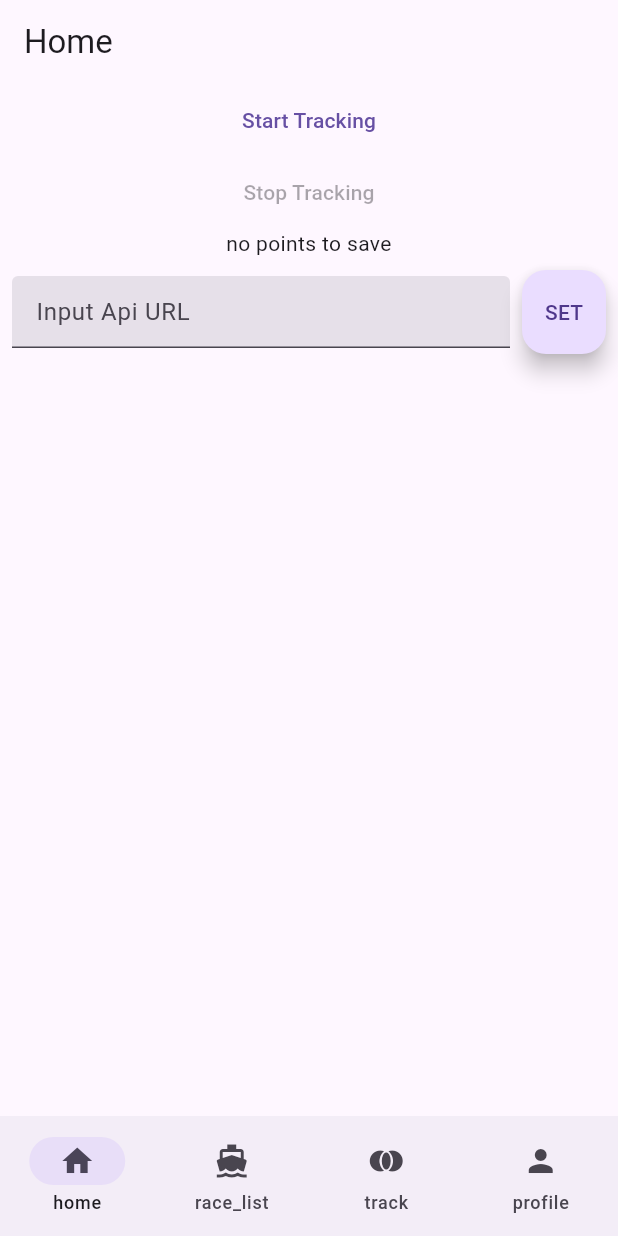
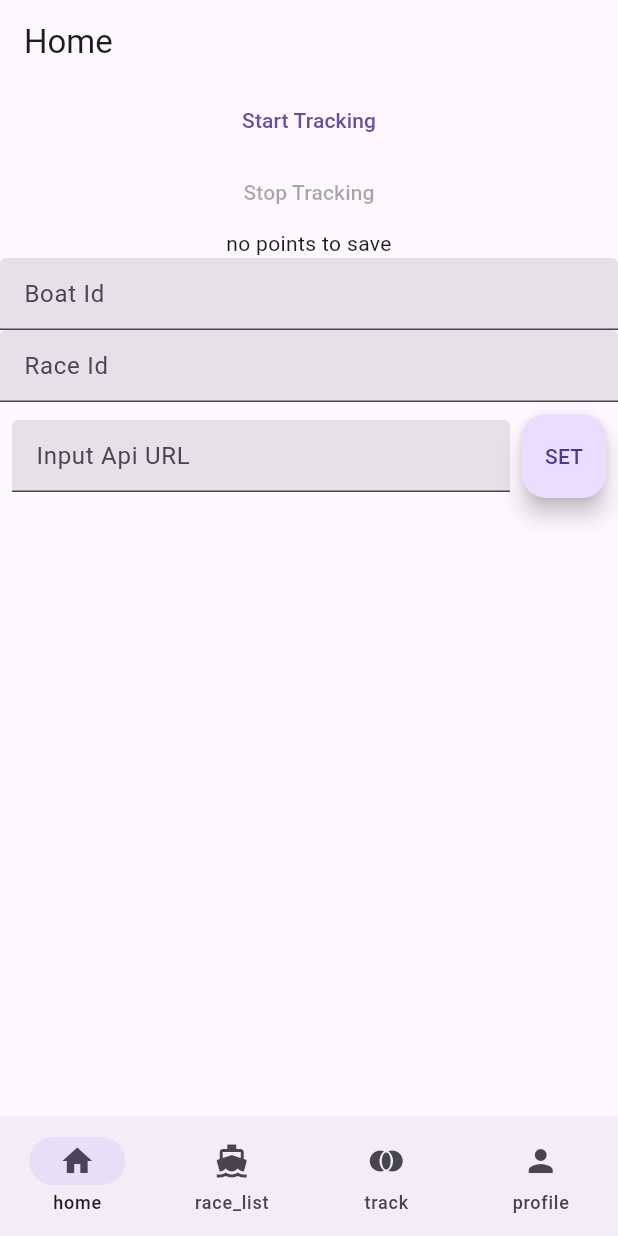
Before and after one commit to COMP-4350-Group-8/comp4350-project, a Flutter app: the screen it shows after launch, after a tap on "Start Tracking", after a tap on "Stop Tracking", on a phone screen of 412 x 824 dp. Run offline on Flutter 3.47's test engine with Material 3 defaults, Android fonts, the phone set to English and light mode, and no system bars; our stand-ins replace geolocator, go_router, google_maps_flutter; missing offline and left inert: flutter_polyline_points, gpx.

Commit message:
proper variable submission

```diff
--- a/frontend/flutter_client/lib/screens/home_page.dart
+++ b/frontend/flutter_client/lib/screens/home_page.dart
@@ -1,7 +1,7 @@
 /// [Home_Page]
 
 import 'dart:async';
-
+import 'package:flutter/services.dart';
 import 'package:flutter/material.dart';
 import 'package:flutter_client/logic/api.dart';
 import '../logic/theme.dart';
@@ -23,6 +23,8 @@ class _HomePageState extends State<HomePage> {
   bool _isTracking = false;
   final List<Position> _points = [];
   final TextEditingController _apiController = TextEditingController();
+  final TextEditingController _boatIdController = TextEditingController();
+  final TextEditingController _raceIdController = TextEditingController();
 
   CustomTheme customTheme = CustomTheme();
   @override
@@ -45,6 +47,22 @@ class _HomePageState extends State<HomePage> {
               Text(
                 _status,
                 textAlign: TextAlign.center,
+              ),
+              TextField(
+                keyboardType: TextInputType.number,
+                inputFormatters: <TextInputFormatter>[
+                  FilteringTextInputFormatter.digitsOnly
+                ],
+                controller: _boatIdController,
+                decoration: InputDecoration(hintText: "Boat Id", filled: true),
+              ),
+              TextField(
+                keyboardType: TextInputType.number,
+                inputFormatters: <TextInputFormatter>[
+                  FilteringTextInputFormatter.digitsOnly
+                ],
+                controller: _raceIdController,
+                decoration: InputDecoration(hintText: "Race Id", filled: true),
               ),
               Container(
                 padding: EdgeInsets.all(8.0),
@@ -101,7 +119,7 @@ class _HomePageState extends State<HomePage> {
     Geolocator.getPositionStream(
         locationSettings: LocationSettings(
       accuracy: LocationAccuracy.high,
-      distanceFilter: 2, //update every 2m
+      distanceFilter: 0, //update every 2m
     )).listen((Position position) {
       setState(() {
         _points.add(position);
@@ -132,6 +150,9 @@ class _HomePageState extends State<HomePage> {
       final timestamp = DateTime.now().toIso8601String().replaceAll(':', '-');
       final file = File('${directory.path}/track_$timestamp.gpx');
 
+      String? start = null;
+      String end = "";
+
       final builder = XmlBuilder();
       builder.processing('xml', 'version="1.0" encoding="UTF-8"');
       builder.element('gpx', attributes: {
@@ -157,7 +178,9 @@ class _HomePageState extends State<HomePage> {
                   builder.text(point.altitude.toString());
                 });
                 builder.element('time', nest: () {
-                  builder.text(DateTime.now().toIso8601String());
+                  start ??= point.timestamp.toIso8601String();
+                  end = point.timestamp.toIso8601String();
+                  builder.text(point.timestamp.toIso8601String());
                 });
               });
             }
@@ -172,8 +195,10 @@ class _HomePageState extends State<HomePage> {
         _status = "GPX file saved: ${file.path}";
       });
 
-      await Api().sendGPX(
-          gpx, 1, 1, "2024-12-06T14:34:28.060Z", "2024-12-06T14:34:28.060Z");
+      int boatId = int.parse(_boatIdController.text);
+      int raceId = int.parse(_raceIdController.text);
+
+      await Api().sendGPX(gpx, boatId, raceId, start ?? "", end);
     } catch (e) {
       setState(() {
         _status = "Error: $e";
```
